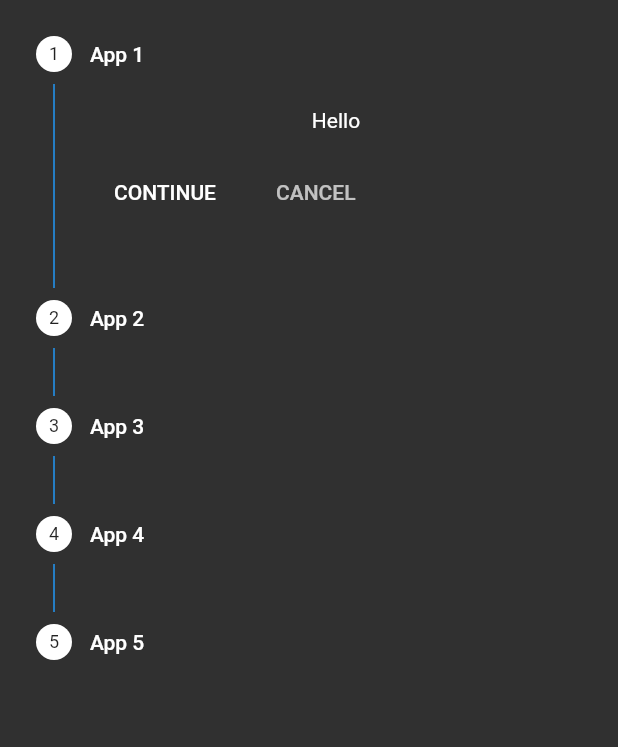
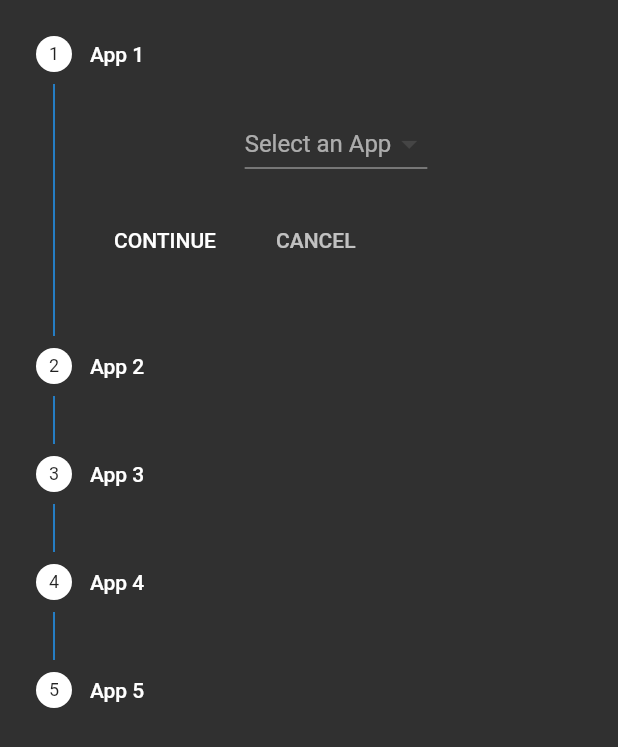
Before and after one commit to egorash/TotyLauncher, a Flutter app: the AppPicker widget shown alone on an empty page, opened directly with empty values, on a phone screen of 412 x 824 dp. Shown: the top 747 px of the screen. Run offline on Flutter 3.47's test engine with Material 2 defaults, Android fonts, the phone set to English and light mode, and no system bars; missing offline and left inert: launcher_assist.

Commit message:
Updated picker to show selectable apps

```diff
--- a/lib/Widgets/app_picker.dart
+++ b/lib/Widgets/app_picker.dart
@@ -2,43 +2,54 @@ import 'package:flutter/material.dart';
 import 'package:flutter/services.dart';
 
 class AppPicker extends StatefulWidget {
-    final Map currentApps;
-    AppPicker({Key key, @required this.currentApps}) : super(key: key);
+    final List<dynamic> userApps;
+    final Map<String, String> currentApps;
+    AppPicker({Key key, @required this.userApps, this.currentApps}) : super(key: key);
     @override
     State createState() => new AppPickerState();
 }
 
 class AppPickerState extends State<AppPicker> {
     int current_step = 0;
+    List<DropdownMenuItem<String>> allUserApps = [];
+    Map<String, String> selectedApps = Map<String, String>();
 
     String getAppName(int index) {
-      return widget.currentApps[index].toString();
+      return widget.userApps[index].toString();
     }
+
+  void loadData() {
+    allUserApps = [];
+    for (var entry in widget.userApps) {
+      allUserApps.add(new DropdownMenuItem(child: new Text(entry["label"]), value: entry["package"]));
+    }
+  }
 
   @override
   Widget build(BuildContext context) {
-    List<Step> my_steps = [
-      new Step(
-          title: new Text("App 1"),
-          content: new Text("Hello"),
-          isActive: true),
-      new Step(
-          title: new Text("App 2"),
-          content: new Text("Hello!"),
-          isActive: true),
-      new Step(
-          title: new Text("App 3"),
-          content: new Text("Hello!"),
-          isActive: true),
-      new Step(
-          title: new Text("App 4"),
-          content: new Text("Hello!"),
-          isActive: true),
-      new Step(
-          title: new Text("App 5"),
-          content: new Text("Hello!"),
-          isActive: true),
-    ];
+    loadData();
+    List<Step> my_steps = [];
+    selectedApps = widget.currentApps;
+
+    for (var idx = 0; idx < 5; idx++) {
+      my_steps.add(
+        new Step(
+          title: new Text("App ${idx+1}"),
+          content: new DropdownButton(
+            value: selectedApps[idx],
+            items:allUserApps,
+            hint: new Text(selectedApps[idx] ?? "Select an App"),
+            onChanged: (value) {
+              print(value);
+              print(value.runtimeType);
+              setState(() {
+                selectedApps[value] = value;
+              });
+            }
+          ),
+          isActive: true)
+      );
+    }
 
     return Column(
       children: <Widget>[new Container(
--- a/lib/main.dart
+++ b/lib/main.dart
@@ -122,6 +122,9 @@ class TotyLauncherState extends State<TotyLauncher> {
       title: show_launcher_settings ? "Back" : "App Settings",
       function: () {
         setState(() {
+          if (show_launcher_settings) {
+            PreferenceLoader().writeAllApps(userApps);
+          }
           show_launcher_settings = !show_launcher_settings;
         });
     }));
@@ -145,7 +148,7 @@ class TotyLauncherState extends State<TotyLauncher> {
       mainAxisSize: MainAxisSize.max,
       mainAxisAlignment: MainAxisAlignment.end,
       children: <Widget>[
-        show_launcher_settings ? AppPicker() : appRows(),
+        show_launcher_settings ? AppPicker(currentApps: exampleApps, userApps: apps) : appRows(),
         settingsTiles()
       ]
     );
```
